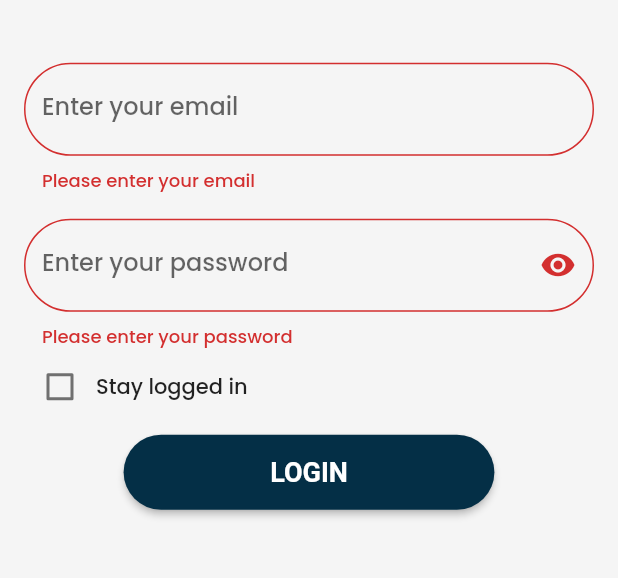
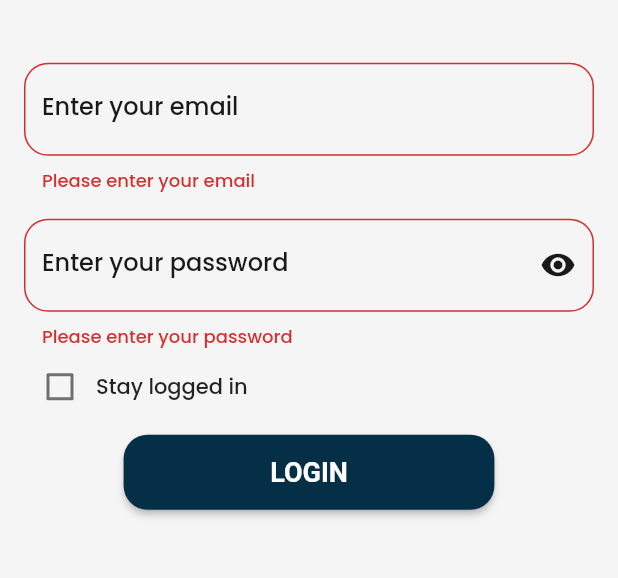
Before and after one commit to abhidhakal/Hready-MobileApp, a Flutter app: the screen it shows after launch, after a tap on "LOGIN", on a phone screen of 412 x 824 dp, the part 475-1053 px from its top. Run offline on Flutter 3.47's test engine with Material 3 defaults, Android fonts, the phone set to English and light mode, and no system bars; our stand-ins replace lottie.

Commit message:
trying to remove default splash screen failed

```diff
--- a/lib/view/login.dart
+++ b/lib/view/login.dart
@@ -45,13 +45,6 @@ class _LoginState extends State<Login> {
                   keyboardType: TextInputType.emailAddress,
                   decoration: InputDecoration(
                     labelText: 'Enter your email',
-                    border: OutlineInputBorder(
-                      borderRadius: BorderRadius.circular(50),
-                      borderSide: const BorderSide(
-                        color: Color(0xFF042F46),
-                        width: 2,
-                      ),
-                    ),
                   ),
                   validator: (value) {
                     if (value == null || value.isEmpty) {
@@ -68,13 +61,6 @@ class _LoginState extends State<Login> {
                   obscureText: !isPasswordVisible,
                   decoration: InputDecoration(
                     labelText: 'Enter your password',
-                    border: OutlineInputBorder(
-                      borderRadius: BorderRadius.circular(50),
-                      borderSide: const BorderSide(
-                        color: Color(0xFF042F46),
-                        width: 2,
-                      ),
-                    ),
                     suffixIcon: IconButton(
                       icon: Icon(
                         isPasswordVisible
@@ -130,7 +116,7 @@ class _LoginState extends State<Login> {
                   child: ElevatedButton(
                     style: ElevatedButton.styleFrom(
                       shape: RoundedRectangleBorder(
-                        borderRadius: BorderRadius.circular(50),
+                        borderRadius: BorderRadius.circular(16),
                       ),
                     ),
                     onPressed: () {
--- a/lib/view/splash_screen.dart
+++ b/lib/view/splash_screen.dart
@@ -21,23 +21,26 @@ class _SplashScreenState extends State<SplashScreen> with WidgetsBindingObserver
   }
 
   void _startSplash() {
-    // Run splash screen only once per fresh app start
   if (!hasRunSplash) {
     hasRunSplash = true;
-      Timer(const Duration(milliseconds: 2400), () {
+
+    // Wait for first frame to complete before starting splash timer
+    WidgetsBinding.instance.addPostFrameCallback((_) {
+      Future.delayed(const Duration(milliseconds: 2400), () {
         if (mounted) {
           Navigator.of(context).pushReplacement(
             MaterialPageRoute(builder: (_) => const Login()),
           );
         }
       });
+    });
   } else {
-      // If resumed from background, skip splash
     Navigator.of(context).pushReplacement(
       MaterialPageRoute(builder: (_) => const Login()),
     );
   }
 }
+
 
   @override
   void didChangeAppLifecycleState(AppLifecycleState state) {
--- a/lib/view/theme/hready_theme.dart
+++ b/lib/view/theme/hready_theme.dart
@@ -1,20 +1,38 @@
 import 'package:flutter/material.dart';
+
+const Color primaryColor = Color(0xFF042F46);
+
+Map<int, Color> primaryColorSwatch = {
+  50: Color(0xFFE1E8EB),
+  100: Color(0xFFB3C5D0),
+  200: Color(0xFF80A0B1),
+  300: Color(0xFF4D7B91),
+  400: Color(0xFF265F79),
+  500: primaryColor,
+  600: Color(0xFF032C40),
+  700: Color(0xFF022435),
+  800: Color(0xFF021D2B),
+  900: Color(0xFF01101A),
+};
+
+MaterialColor customPrimarySwatch = MaterialColor(primaryColor.value, primaryColorSwatch);
 
 ThemeData getApplicationTheme() {
   return ThemeData(
     useMaterial3: false,
+    primarySwatch: customPrimarySwatch,
+    primaryColor: primaryColor,
     scaffoldBackgroundColor: Color(0xFFF5F5F5),
-    primaryColor: Color(0xFF042F46),
     fontFamily: "Poppins Medium",
     appBarTheme: AppBarTheme(
       elevation: 0,
-      backgroundColor: Color(0xFF042F46),
+      backgroundColor: primaryColor,
       foregroundColor: Colors.white,
       centerTitle: true,
     ),
     elevatedButtonTheme: ElevatedButtonThemeData(
       style: ElevatedButton.styleFrom(
-        backgroundColor: Color(0xFF042F46),
+        backgroundColor: primaryColor,
         foregroundColor: Colors.white,
         padding: EdgeInsets.symmetric(horizontal: 24, vertical: 12),
         textStyle: TextStyle(fontSize: 16, fontWeight: FontWeight.bold),
@@ -23,5 +41,24 @@ ThemeData getApplicationTheme() {
         ),
       ),
     ),
+    inputDecorationTheme: InputDecorationTheme(
+      hintStyle: TextStyle(color: Color(0xFF191919)),
+      labelStyle: TextStyle(color: Color(0xFF191919)),
+      floatingLabelStyle: TextStyle(color: Color(0xFF191919)),
+      iconColor: Color(0xFF191919),
+      prefixIconColor: Color(0xFF191919),
+      suffixIconColor: Color(0xFF191919),
+      focusedBorder: OutlineInputBorder(
+        borderSide: BorderSide(color: primaryColor, width: 2),
+        borderRadius: BorderRadius.circular(16),
+      ),
+      enabledBorder: OutlineInputBorder(
+        borderSide: BorderSide(color: primaryColor.withOpacity(0.5)),
+        borderRadius: BorderRadius.circular(16),
+      ),
+      border: OutlineInputBorder(
+        borderRadius: BorderRadius.circular(16),
+      ),
+    ),
   );
 }
```
Also changed, not shown: pubspec.lock, 2 other files. Lines whose indentation alone changed are shown as unchanged.
